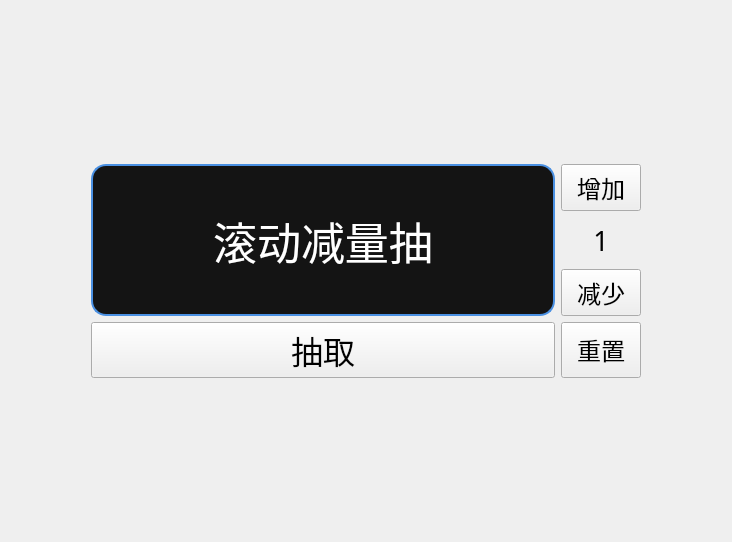
The window that ui/WidgetScrollLift.ui (HQZ-OhNone/randname) describes before a commit, drawn with Qt 5.
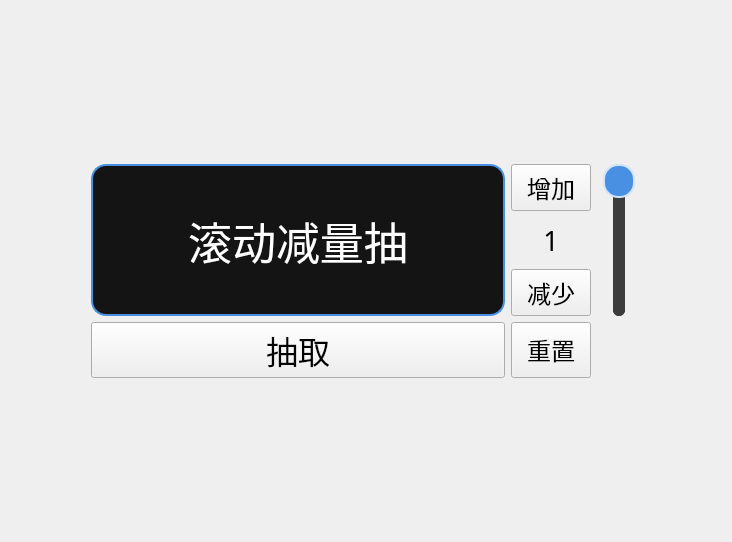
The same window after the commit.

```diff
--- a/ui/WidgetScrollLift.ui
+++ b/ui/WidgetScrollLift.ui
@@ -225,6 +225,70 @@
     </spacer>
    </item>
    <item row="1" column="3">
+    <widget class="QSlider" name="verticalSlider_ScrollLiftQuantity">
+     <property name="minimumSize">
+      <size>
+       <width>44</width>
+       <height>0</height>
+      </size>
+     </property>
+     <property name="maximumSize">
+      <size>
+       <width>56</width>
+       <height>16777215</height>
+      </size>
+     </property>
+     <property name="sizePolicy">
+      <sizepolicy hsizetype="Fixed" vsizetype="Expanding">
+       <horstretch>0</horstretch>
+       <verstretch>0</verstretch>
+      </sizepolicy>
+     </property>
+     <property name="styleSheet">
+      <string notr="true">QSlider::groove:vertical {
+    background: rgba(60, 60, 60, 255);
+    width: 12px;
+    border-radius: 6px;
+}
+QSlider::sub-page:vertical {
+    background: #4A90E2;
+    border-radius: 6px;
+}
+QSlider::add-page:vertical {
+    background: rgba(60, 60, 60, 255);
+    border-radius: 6px;
+}
+QSlider::handle:vertical {
+    background: #4A90E2;
+    border: 2px solid #D0E4FF;
+    height: 30px;
+    width: 30px;
+    margin: 0 -10px;
+    border-radius: 15px;
+}
+</string>
+     </property>
+     <property name="minimum">
+      <number>1</number>
+     </property>
+     <property name="maximum">
+      <number>1</number>
+     </property>
+     <property name="singleStep">
+      <number>1</number>
+     </property>
+     <property name="pageStep">
+      <number>1</number>
+     </property>
+     <property name="value">
+      <number>1</number>
+     </property>
+     <property name="orientation">
+      <enum>Qt::Orientation::Vertical</enum>
+     </property>
+    </widget>
+   </item>
+   <item row="1" column="4">
     <spacer name="horizontalSpacer_2">
      <property name="orientation">
       <enum>Qt::Orientation::Horizontal</enum>
```
